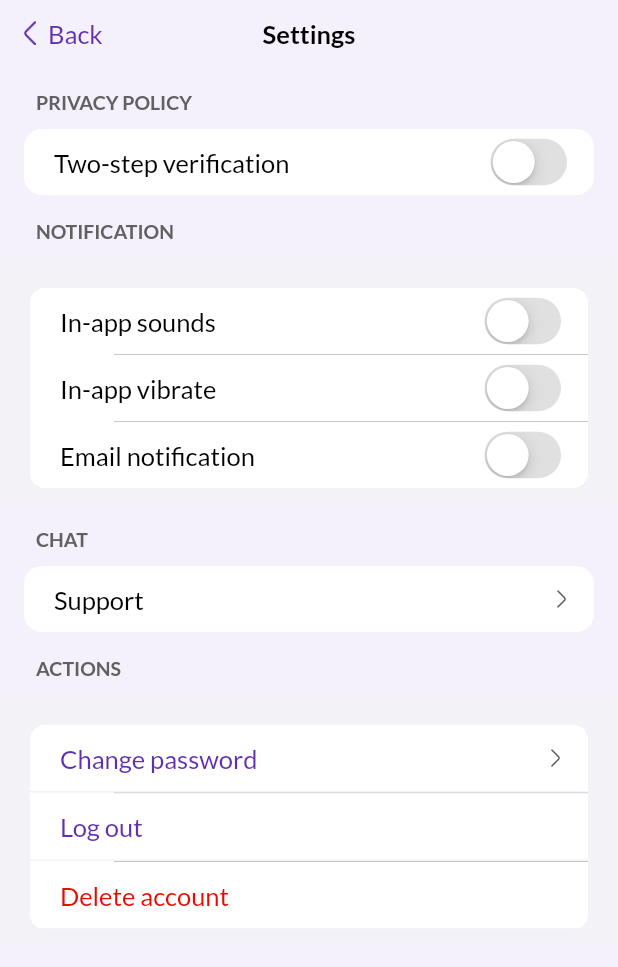
After one commit to MrSanchezzzzz/kidbank.market, a Flutter app: the Settings screen opened directly, on a phone screen of 412 x 824 dp. The commit adds this screen. Shown: the top 967 px of the screen. Run offline on Flutter 3.47's test engine with Material 3 defaults, Android fonts, the phone set to English and light mode, and no system bars; our stand-ins replace adaptive_dialog, flutter_riverpod, go_router, hooks_riverpod, image_picker and 1 more; missing offline and left inert: dart:ffi.

Commit message:
Account page

```diff
--- a/lib/core/images.dart
+++ b/lib/core/images.dart
@@ -9,3 +9,4 @@ Image full_star = Image.asset('assets/images/star.png', width: 16, height: 16,);
 Image star = Image.asset('assets/images/white_star.png');
 Image smsEdit=Image.asset('assets/images/sms_edit.png',width: 24,height: 24,);
 Image back=Image.asset('assets/images/back.png',width: 16,height: 16,);
+Image input_label=Image.asset('assets/images/email_custom_tf.png',width: 24,height: 24,);
--- a/lib/features/account/components/details.dart
+++ b/lib/features/account/components/details.dart
@@ -1,6 +1,8 @@
 import 'package:flutter/cupertino.dart';
+import 'package:kidbank/features/account/wallet/presentation/screens/wallet.dart';
 import '../../../core/colors.dart';
 import '../../../core/images.dart';
+import '../settings/presentation/setings.dart';
 
 class Details extends StatelessWidget {
   @override
@@ -30,11 +32,31 @@ class Details extends StatelessWidget {
           ),
           child: CupertinoListSection.insetGrouped(
             children: [
-                _buildDetailsItem(context, 'My children'),
-                _buildDetailsItem(context, 'My wallet'),
-                _buildDetailsItem(context, 'My deals'),
-                _buildDetailsItem(context, 'Rating'),
-                _buildDetailsItem(context, 'Settings'),
+              _buildDetailsItem(context, 'My children', () {
+                print('My children pressed');
+              }),
+              _buildDetailsItem(context, 'My wallet', () {
+                Navigator.push(
+                  context,
+                  CupertinoPageRoute(
+                    builder: (context) => const AccountWalletScreen(),
+                  ),
+                );
+              }),
+              _buildDetailsItem(context, 'My deals', () {
+                print('My deals pressed');
+              }),
+              _buildDetailsItem(context, 'Rating', () {
+                print('Rating pressed');
+              }),
+              _buildDetailsItem(context, 'Settings', () {
+                Navigator.push(
+                  context,
+                  CupertinoPageRoute(
+                    builder: (context) => const Settings(),
+                  ),
+                );
+              }),
             ],
           ),
         ),
@@ -42,7 +64,7 @@ class Details extends StatelessWidget {
     );
   }
 
-  Widget _buildDetailsItem(BuildContext context, String title) {
+  Widget _buildDetailsItem(BuildContext context, String title, VoidCallback onTap) {
     return Container(
       decoration: BoxDecoration(
         color: Colors.white100,
@@ -61,9 +83,7 @@ class Details extends StatelessWidget {
           ),
         ),
         trailing: SizedBox(height: 16, width: 16, child: right_icon),
-        onTap: () {
-          print('$title pressed');
-        },
+        onTap: onTap,
       ),
     );
   }
--- a/lib/features/account/presentation/screens/account_info.dart
+++ b/lib/features/account/presentation/screens/account_info.dart
@@ -1,5 +1,6 @@
 import 'package:flutter/cupertino.dart';
 import 'package:kidbank/core/colors.dart';
+import 'package:kidbank/core/images.dart';
 import 'package:kidbank/core/widgets/custom_text_field.dart';
 import 'package:kidbank/core/widgets/main_button.dart';
 
@@ -74,6 +75,9 @@ class _AccountInfoState extends State<AccountInfo> {
                     label: 'Email',
                     controller: widget.emailController,
                     enabled: _isEditing,
+                    suffixBuilder:  (context, state, isError) {
+                      return input_label;
+                    },
                   ),
                 ],
               ),
--- /dev/null
+++ b/lib/features/account/settings/presentation/setings.dart
@@ -0,0 +1,32 @@
+import 'package:flutter/cupertino.dart';
+import 'package:kidbank/core/widgets/main_back_button.dart';
+import 'package:kidbank/features/account/settings/widgets/actions.dart';
+import 'package:kidbank/features/account/settings/widgets/chat.dart';
+import 'package:kidbank/features/account/settings/widgets/privacy_policy.dart';
+import 'package:kidbank/features/account/settings/widgets/notification.dart';
+
+class Settings extends StatelessWidget {
+  const Settings({super.key});
+
+  @override
+  Widget build(BuildContext context) {
+    return CupertinoPageScaffold(
+      navigationBar: CupertinoNavigationBar(
+        backgroundColor: CupertinoTheme.of(context).scaffoldBackgroundColor,
+        leading: const MainBackButton(
+          label: 'Back',
+        ),
+        middle:const Text('Settings'),
+        border: const Border(bottom: BorderSide.none),
+      ),
+      child: Column(
+          children: [
+            PrivacyPolicy(),
+            NotificationSetting(),
+            Chat(),
+            ActionsSettings()
+          ],
+      ),
+    );
+  }
+}
--- /dev/null
+++ b/lib/features/account/settings/widgets/actions.dart
@@ -0,0 +1,67 @@
+import 'package:flutter/cupertino.dart';
+import '../../../../core/colors.dart';
+import '../../../../core/images.dart';
+
+class ActionsSettings extends StatelessWidget {
+  @override
+  Widget build(BuildContext context) {
+    return Column(
+      crossAxisAlignment: CrossAxisAlignment.start,
+      children: [
+        Padding(
+          padding: const EdgeInsets.only(left: 16, top: 16, right: 8, bottom: 0),
+          child: Container(
+            height: 26,
+            padding: const EdgeInsets.only(left: 8),
+            child: Text(
+              'ACTIONS',
+              style: CupertinoTheme.of(context).textTheme.textStyle.copyWith(
+                color: Colors.grey300,
+                fontSize: 13,
+                fontWeight: FontWeight.w600,
+              ),
+            ),
+          ),
+        ),
+        Container(
+          decoration: BoxDecoration(
+            borderRadius: BorderRadius.circular(10),
+          ),
+          child: CupertinoListSection.insetGrouped(
+            children: [
+              _buildActionsItem(context, 'Change password'),
+              _buildActionsItem(context, 'Log out'),
+              _buildActionsItem(context, 'Delete account')
+            ],
+          ),
+        ),
+      ],
+    );
+  }
+
+  Widget _buildActionsItem(BuildContext context, String title) {
+    return Container(
+      decoration: BoxDecoration(
+        color: Colors.white100,
+        border: Border(
+          bottom: BorderSide(
+            color: CupertinoTheme.of(context).scaffoldBackgroundColor,
+          ),
+        ),
+      ),
+      child: CupertinoListTile(
+        title: Text(
+          title,
+          style: CupertinoTheme.of(context).textTheme.textStyle.copyWith(
+            color: title == 'Delete account' ? Colors.red200 : Colors.purple600,
+            fontSize: 17,
+            fontWeight: FontWeight.w400,
+          ),
+        ),
+        trailing: title == 'Change password'
+            ? SizedBox(height: 16, width: 16, child: right_icon)
+            : null,
+      ),
+    );
+  }
+}
--- /dev/null
+++ b/lib/features/account/settings/widgets/chat.dart
@@ -0,0 +1,49 @@
+import 'package:flutter/cupertino.dart';
+
+import '../../../../core/colors.dart';
+import '../../../../core/images.dart';
+
+class Chat extends StatelessWidget {
+  @override
+  Widget build(BuildContext context) {
+    return Column(
+      crossAxisAlignment: CrossAxisAlignment.start,
+      children: [
+        Padding(
+          padding: const EdgeInsets.only(
+              left: 16, top: 16, right: 8, bottom: 0),
+          child: Container(
+            height: 26,
+            padding: const EdgeInsets.only(left: 8),
+            child: Text(
+              'CHAT',
+              style: CupertinoTheme
+                  .of(context)
+                  .textTheme
+                  .textStyle
+                  .copyWith(
+                  color: Colors.grey300,
+                  fontSize: 13,
+                  fontWeight: FontWeight.w600
+              ),
+            ),
+          ),
+        ),
+        Padding(
+          padding: const EdgeInsets.symmetric(horizontal: 16),
+          child: Container(
+            decoration: BoxDecoration(
+              color: Colors.white100,
+              borderRadius: BorderRadius.circular(12),
+            ),
+            child: CupertinoListTile(
+              title: const Text('Support'),
+              trailing: SizedBox(height: 16, width: 16, child: right_icon),
+              onTap: (){},
+            ),
+          ),
+        ),
+      ],
+    );
+  }
+}
--- /dev/null
+++ b/lib/features/account/settings/widgets/notification.dart
@@ -0,0 +1,87 @@
+import 'package:flutter/cupertino.dart';
+import '../../../../core/colors.dart';
+
+class NotificationSetting extends StatefulWidget {
+  @override
+  _NotificationSettingState createState() => _NotificationSettingState();
+}
+
+class _NotificationSettingState extends State<NotificationSetting> {
+  bool _inAppSounds = false;
+  bool _inAppVibrate = false;
+  bool _emailNotification = false;
+
+  @override
+  Widget build(BuildContext context) {
+    return Column(
+      crossAxisAlignment: CrossAxisAlignment.start,
+      children: [
+        Padding(
+          padding: const EdgeInsets.only(
+              left: 16, top: 16, right: 8, bottom: 0),
+          child: Container(
+            height: 26,
+            padding: const EdgeInsets.only(left: 8),
+            child: Text(
+              'NOTIFICATION',
+              style: CupertinoTheme
+                  .of(context)
+                  .textTheme
+                  .textStyle
+                  .copyWith(
+                  color: Colors.grey300,
+                  fontSize: 13,
+                  fontWeight: FontWeight.w600
+              ),
+            ),
+          ),
+        ),
+        Container(
+          decoration: BoxDecoration(
+            borderRadius: BorderRadius.circular(12),
+          ),
+          child: CupertinoListSection.insetGrouped(
+            children: [
+              _buildNotificationItem(
+                  context, 'In-app sounds', _inAppSounds, (value) {
+                setState(() {
+                  _inAppSounds = value;
+                });
+              }),
+              _buildNotificationItem(
+                  context, 'In-app vibrate', _inAppVibrate, (value) {
+                setState(() {
+                  _inAppVibrate = value;
+                });
+              }),
+              _buildNotificationItem(
+                  context, 'Email notification', _emailNotification, (value) {
+                setState(() {
+                  _emailNotification = value;
+                });
+              }),
+            ],
+          ),
+        )
+      ],
+    );
+  }
+
+  Widget _buildNotificationItem(BuildContext context, String title,
+      bool switchValue, ValueChanged<bool> onChanged) {
+    return Container(
+      decoration: BoxDecoration(
+        color: Colors.white100,
+      ),
+      child: CupertinoListTile(
+        title: Text(title),
+        trailing: CupertinoSwitch(
+          value: switchValue,
+          onChanged: onChanged,
+          activeColor: Colors.orange300,
+          trackColor: Colors.grey100,
+        ),
+      ),
+    );
+  }
+}
--- /dev/null
+++ b/lib/features/account/settings/widgets/privacy_policy.dart
@@ -0,0 +1,65 @@
+import 'package:flutter/cupertino.dart';
+
+import '../../../../core/colors.dart';
+
+class PrivacyPolicy extends StatefulWidget {
+  const PrivacyPolicy({super.key});
+
+  @override
+  _PrivacyPolicyState createState() => _PrivacyPolicyState();
+}
+
+class _PrivacyPolicyState extends State<PrivacyPolicy> {
+  bool _isSwitchedOn = false;
+
+  @override
+  Widget build(BuildContext context) {
+    return Column(
+      crossAxisAlignment: CrossAxisAlignment.start,
+      children: [
+        Padding(
+          padding: const EdgeInsets.only(
+              left: 16, top: 16, right: 8, bottom: 0),
+          child: Container(
+            height: 26,
+            padding: const EdgeInsets.only(left: 8),
+            child: Text(
+              'PRIVACY POLICY',
+              style: CupertinoTheme
+                  .of(context)
+                  .textTheme
+                  .textStyle
+                  .copyWith(
+                  color: Colors.grey300,
+                  fontSize: 13,
+                  fontWeight: FontWeight.w600
+              ),
+            ),
+          ),
+        ),
+        Padding(
+          padding: const EdgeInsets.symmetric(horizontal: 16),
+          child: Container(
+            decoration: BoxDecoration(
+              color: Colors.white100,
+              borderRadius: BorderRadius.circular(12),
+            ),
+            child: CupertinoListTile(
+              title: const Text('Two-step verification'),
+              trailing: CupertinoSwitch(
+                value: _isSwitchedOn,
+                onChanged: (bool value) {
+                  setState(() {
+                    _isSwitchedOn = value;
+                  });
+                },
+                activeColor: Colors.orange300,
+                trackColor: Colors.grey100,
+              ),
+            ),
+          ),
+        ),
+      ],
+    );
+  }
+}
```
Also changed, not shown: assets/images/email_custom_tf.png (added). Lines whose indentation alone changed are shown as unchanged.
